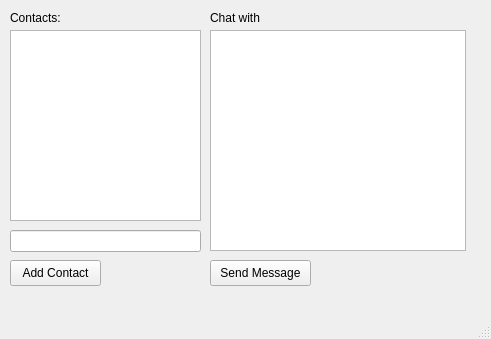
ashSmol/chat, file ui/clientUi.ui: the form before one commit.
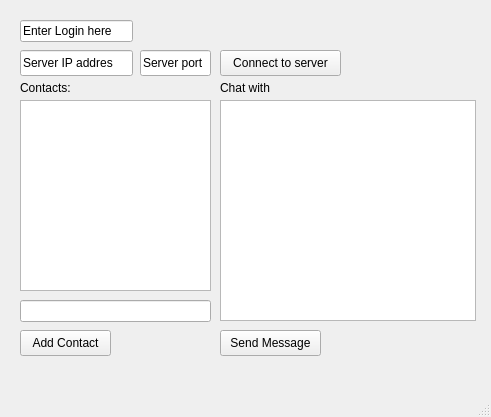
The form after the commit.

Diff of the .ui file:
```diff
--- a/ui/clientUi.ui
+++ b/ui/clientUi.ui
@@ -7,7 +7,7 @@
     <x>0</x>
     <y>0</y>
     <width>491</width>
-    <height>339</height>
+    <height>417</height>
    </rect>
   </property>
   <property name="windowTitle">
@@ -17,8 +17,8 @@
    <widget class="QListWidget" name="contactsListWidget">
     <property name="geometry">
      <rect>
-      <x>10</x>
-      <y>30</y>
+      <x>20</x>
+      <y>100</y>
       <width>191</width>
       <height>191</height>
      </rect>
@@ -27,8 +27,8 @@
    <widget class="QTextBrowser" name="chatTextBrowser">
     <property name="geometry">
      <rect>
-      <x>210</x>
-      <y>30</y>
+      <x>220</x>
+      <y>100</y>
       <width>256</width>
       <height>221</height>
      </rect>
@@ -37,8 +37,8 @@
    <widget class="QLineEdit" name="contactLineEdit">
     <property name="geometry">
      <rect>
-      <x>10</x>
-      <y>230</y>
+      <x>20</x>
+      <y>300</y>
       <width>191</width>
       <height>22</height>
      </rect>
@@ -47,8 +47,8 @@
    <widget class="QPushButton" name="addContactPushButton">
     <property name="geometry">
      <rect>
-      <x>10</x>
-      <y>260</y>
+      <x>20</x>
+      <y>330</y>
       <width>91</width>
       <height>26</height>
      </rect>
@@ -60,8 +60,8 @@
    <widget class="QPushButton" name="sendMsgPushButton">
     <property name="geometry">
      <rect>
-      <x>210</x>
-      <y>260</y>
+      <x>220</x>
+      <y>330</y>
       <width>101</width>
       <height>26</height>
      </rect>
@@ -73,8 +73,8 @@
    <widget class="QLabel" name="label">
     <property name="geometry">
      <rect>
-      <x>10</x>
-      <y>10</y>
+      <x>20</x>
+      <y>80</y>
       <width>60</width>
       <height>16</height>
      </rect>
@@ -86,8 +86,8 @@
    <widget class="QLabel" name="chatLabel">
     <property name="geometry">
      <rect>
-      <x>210</x>
-      <y>10</y>
+      <x>220</x>
+      <y>80</y>
       <width>60</width>
       <height>16</height>
      </rect>
@@ -96,6 +96,58 @@
      <string>Chat with </string>
     </property>
    </widget>
+   <widget class="QLineEdit" name="serverIPLineEdit">
+    <property name="geometry">
+     <rect>
+      <x>20</x>
+      <y>50</y>
+      <width>113</width>
+      <height>26</height>
+     </rect>
+    </property>
+    <property name="text">
+     <string>Server IP addres</string>
+    </property>
+   </widget>
+   <widget class="QLineEdit" name="serverPortLineEdit">
+    <property name="geometry">
+     <rect>
+      <x>140</x>
+      <y>50</y>
+      <width>71</width>
+      <height>26</height>
+     </rect>
+    </property>
+    <property name="text">
+     <string>Server port</string>
+    </property>
+   </widget>
+   <widget class="QPushButton" name="connectPushButton">
+    <property name="geometry">
+     <rect>
+      <x>220</x>
+      <y>50</y>
+      <width>121</width>
+      <height>26</height>
+     </rect>
+    </property>
+    <property name="text">
+     <string>Connect to server</string>
+    </property>
+   </widget>
+   <widget class="QLineEdit" name="loginLineEdit">
+    <property name="geometry">
+     <rect>
+      <x>20</x>
+      <y>20</y>
+      <width>113</width>
+      <height>22</height>
+     </rect>
+    </property>
+    <property name="text">
+     <string>Enter Login here</string>
+    </property>
+   </widget>
   </widget>
   <widget class="QMenuBar" name="menubar">
    <property name="geometry">
```
